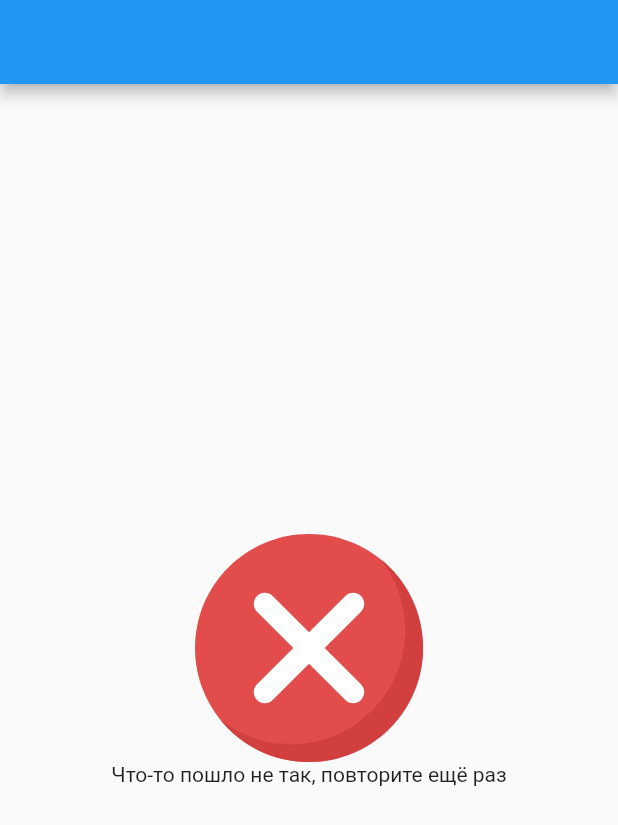
After one commit to TimurDiushaliev/face_check, a Flutter app: the ErrorPage screen opened directly, on a phone screen of 412 x 824 dp. The commit adds this screen. Shown: the top 825 px of the screen. Run offline on Flutter 3.47's test engine with Material 2 defaults, Android fonts, the phone set to English and light mode, and no system bars; our stand-ins replace flutter_svg, hive, image_picker, toast; accounts and stored records are empty; statements that could not run were skipped.

Commit message:
auth and errorpage

```diff
--- a/lib/api/api.dart
+++ b/lib/api/api.dart
@@ -5,6 +5,7 @@ import 'package:facecheck/main.dart';
 import 'package:facecheck/models/profile_model.dart';
 import 'package:facecheck/view/camera.dart';
 import 'package:facecheck/view/checkPage.dart';
+import 'package:facecheck/view/error.dart';
 import 'package:flutter/material.dart';
 import 'package:hive/hive.dart';
 import 'package:http/http.dart' as http;
@@ -175,6 +176,9 @@ class Api {
             context,
             MaterialPageRoute(
                 builder: (context) => CheckPage(profile: profileModel)));
+      } else {
+        Navigator.pushReplacement(
+            context, MaterialPageRoute(builder: (context) => ErrorPage()));
       }
     } on SocketException catch (e) {
       print('Socket exception $e');
--- a/lib/main.dart
+++ b/lib/main.dart
@@ -1,5 +1,6 @@
 import 'dart:io';
 
+import 'package:facecheck/view/camera.dart';
 import 'package:flutter/cupertino.dart';
 import 'package:flutter/material.dart';
 import 'package:hive/hive.dart';
@@ -13,7 +14,8 @@ void main() async {
   Directory document = await getApplicationDocumentsDirectory();
   await Hive.init(document.path);
   await Hive.openBox('myBox');
-  runApp(MaterialApp(home: LoginPage()));
+  runApp(MaterialApp(
+      home: Api.box.get('token') == null ? LoginPage() : CameraPage()));
 }
 
 TextEditingController passwordController = TextEditingController();
--- /dev/null
+++ b/lib/view/error.dart
@@ -0,0 +1,21 @@
+import 'package:flutter/material.dart';
+import 'package:flutter_svg/flutter_svg.dart';
+
+class ErrorPage extends StatelessWidget {
+  const ErrorPage({Key key}) : super(key: key);
+
+  @override
+  Widget build(BuildContext context) {
+    return Scaffold(
+      appBar: AppBar(),
+      body: Center(
+        child: Column(
+          mainAxisAlignment: MainAxisAlignment.center,
+          children: [
+          SvgPicture.asset('images/error.svg'),
+          Text('Что-то пошло не так, повторите ещё раз')
+        ],),
+      )
+    );
+  }
+}
--- a/lib/view/face_check.dart
+++ b/lib/view/face_check.dart
@@ -15,7 +15,9 @@ class _FaceCheckPageState extends State<FaceCheckPage> {
   @override
   void initState() {
     super.initState();
-    getImage();
+    getImage().then((value) {
+      print('value $value');
+    });
   }
 
   @override
```
